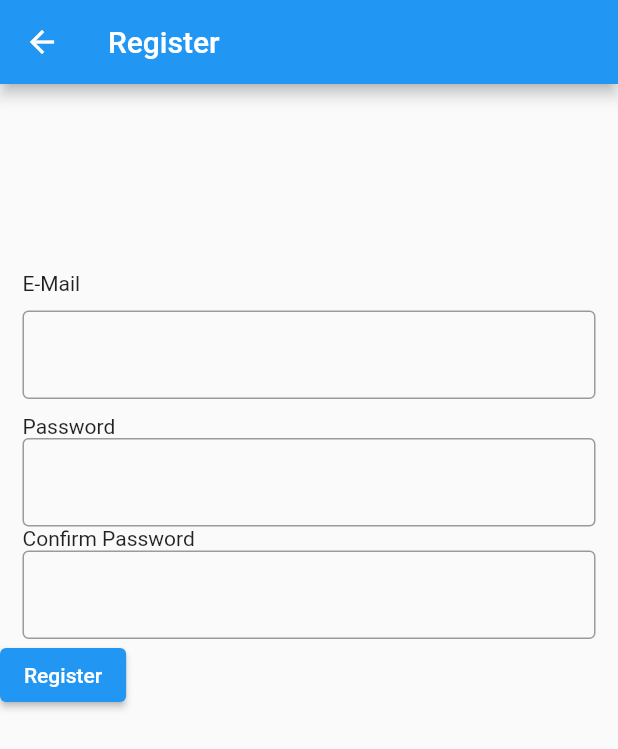
After one commit to soulandbone/nba_trivia, a Flutter app: the screen it shows after launch, after a tap on "Register", on a phone screen of 412 x 824 dp. The commit adds this screen. Shown: the top 749 px of the screen. Run offline on Flutter 3.47's test engine with Material 2 defaults, Android fonts, the phone set to English and light mode, and no system bars; our stand-ins replace email_validator, firebase_auth; accounts and stored records are empty.

Commit message:
Login and Register working

```diff
--- a/lib/auxiliar/landing_page.dart
+++ b/lib/auxiliar/landing_page.dart
@@ -1,32 +1,47 @@
-import 'package:firebase_auth/firebase_auth.dart';
 import 'package:flutter/material.dart';
-import 'package:nba_trivia/screens/homepage.dart';
 import 'package:nba_trivia/screens/login.dart';
-import 'package:provider/provider.dart';
+import 'package:nba_trivia/screens/sign_up.dart';
 
-class LandingPage extends StatelessWidget {
+class LandingPage extends StatefulWidget {
+  @override
+  _LandingPageState createState() => _LandingPageState();
+}
+
+class _LandingPageState extends State<LandingPage> {
   @override
   Widget build(BuildContext context) {
-    final firebaseAuth = Provider.of<FirebaseAuth>(context);
-
-    return StreamBuilder<FirebaseUser>(
-        stream: firebaseAuth.onAuthStateChanged,
-        builder: (context, snapshot) {
-          if (snapshot.connectionState == ConnectionState.active) {
-            FirebaseUser user = snapshot.data;
-            if (user == null) {
-              return Login(
-                firebaseAuth: firebaseAuth,
-              );
-            }
-            return HomePage();
-          } else {
-            return Scaffold(
-              body: Center(
-                child: CircularProgressIndicator(),
-              ),
-            );
-          }
-        });
+    return Scaffold(
+      body: Column(children: [
+        SizedBox(
+          height: 120,
+        ),
+        Row(
+          mainAxisAlignment: MainAxisAlignment.center,
+          children: [
+            ElevatedButton(
+              onPressed: () {
+                Navigator.push(context, MaterialPageRoute(builder: (context) => SignUp()));
+              },
+              child: Text('Register'),
+              style: ButtonStyle(
+                  shape: MaterialStateProperty.all<RoundedRectangleBorder>(
+                      RoundedRectangleBorder(borderRadius: BorderRadius.circular(15), side: BorderSide(color: Colors.red)))),
+            ),
+            SizedBox(
+              width: 15,
+            ),
+            ElevatedButton(
+              onPressed: () {
+                Navigator.push(context, MaterialPageRoute(builder: (context) => Login()));
+              },
+              child: Text('Login'),
+              style: ButtonStyle(
+                  shape: MaterialStateProperty.all<RoundedRectangleBorder>(
+                      RoundedRectangleBorder(borderRadius: BorderRadius.circular(15), side: BorderSide(color: Colors.red)))),
+            ),
+          ],
+        )
+      ]),
+    );
   }
 }
--- a/lib/main.dart
+++ b/lib/main.dart
@@ -1,7 +1,5 @@
-import 'package:firebase_auth/firebase_auth.dart';
 import 'package:flutter/material.dart';
 import 'package:nba_trivia/auxiliar/landing_page.dart';
-import 'package:provider/provider.dart';
 
 void main() {
   runApp(MyApp());
@@ -10,15 +8,12 @@ void main() {
 class MyApp extends StatelessWidget {
   @override
   Widget build(BuildContext context) {
-    return Provider<FirebaseAuth>(
-      create: (_) => FirebaseAuth.instance,
-      child: MaterialApp(
-        title: 'NBA Trivia',
-        theme: ThemeData(
-          primarySwatch: Colors.blue,
-        ),
-        home: LandingPage(),
+    return MaterialApp(
+      title: 'NBA Trivia',
+      theme: ThemeData(
+        primarySwatch: Colors.blue,
       ),
+      home: LandingPage(),
     );
   }
 }
--- /dev/null
+++ b/lib/screens/sign_up.dart
@@ -0,0 +1,104 @@
+import 'package:firebase_auth/firebase_auth.dart';
+import 'package:flutter/material.dart';
+import 'package:email_validator/email_validator.dart';
+import 'package:nba_trivia/screens/homepage.dart';
+
+class SignUp extends StatefulWidget {
+  @override
+  _SignUpState createState() => _SignUpState();
+}
+
+class _SignUpState extends State<SignUp> {
+  final FirebaseAuth _auth = FirebaseAuth.instance;
+  final GlobalKey<FormState> _formKey = GlobalKey<FormState>();
+  final TextEditingController _password = TextEditingController();
+  final TextEditingController _mail = TextEditingController();
+  final TextEditingController _repeatPassword = TextEditingController();
+
+  _validateUser(String email, String password) async {
+    if (_formKey.currentState.validate()) {
+      try {
+        FirebaseUser user = await _auth.createUserWithEmailAndPassword(email: email, password: password);
+        Navigator.push(context, MaterialPageRoute(builder: (context) => HomePage()));
+      } catch (e) {
+        print(e.toString());
+      }
+    }
+  }
+
+  @override
+  Widget build(BuildContext context) {
+    return Scaffold(
+      appBar: AppBar(
+        title: Text('Register'),
+      ),
+      body: SingleChildScrollView(
+        child: Container(
+          child: Form(
+            key: _formKey,
+            child: Column(crossAxisAlignment: CrossAxisAlignment.start, children: [
+              SizedBox(
+                height: 125,
+              ),
+              Container(margin: EdgeInsets.only(left: 15), child: Text('E-Mail')),
+              SizedBox(height: 10),
+              Container(
+                margin: EdgeInsets.symmetric(horizontal: 15),
+                child: TextFormField(
+                  validator: (value) => EmailValidator.validate(value) ? null : 'Please enter a valid email',
+                  controller: _mail,
+                  decoration: InputDecoration(
+                    border: OutlineInputBorder(),
+                  ),
+                ),
+              ),
+              SizedBox(
+                height: 10,
+              ),
+              Container(margin: EdgeInsets.only(left: 15), child: Text('Password')),
+              Container(
+                margin: EdgeInsets.symmetric(horizontal: 15),
+                child: TextFormField(
+                  controller: _password,
+                  validator: (value) {
+                    if (value.length < 6) {
+                      return 'Please define a password with at least 6 characters';
+                    }
+                    return null;
+                  },
+                  obscureText: true,
+                  decoration: InputDecoration(
+                    border: OutlineInputBorder(),
+                  ),
+                ),
+              ),
+              Container(margin: EdgeInsets.only(left: 15), child: Text('Confirm Password')),
+              Container(
+                margin: EdgeInsets.symmetric(horizontal: 15),
+                child: TextFormField(
+                  controller: _repeatPassword,
+                  validator: (value) {
+                    if (value != _password.text) {
+                      return 'the passwords don\'t match';
+                    }
+                    return null;
+                  },
+                  obscureText: true,
+                  decoration: InputDecoration(
+                    border: OutlineInputBorder(),
+                  ),
+                ),
+              ),
+              ElevatedButton(
+                onPressed: () {
+                  _validateUser(_mail.text, _password.text);
+                },
+                child: Text('Register'),
+              ),
+            ]),
+          ),
+        ),
+      ),
+    );
+  }
+}
--- a/pubspec.yaml
+++ b/pubspec.yaml
@@ -31,6 +31,8 @@ dependencies:
   firebase_core: ^0.4.0
   firebase_auth: ^0.11.1+3
   provider: ^3.0.0
+  email_validator: ^2.0.1
+
 
 
 dev_dependencies:
```
Also changed, not shown: lib/screens/homepage.dart (+14 -2 lines), lib/screens/login.dart (+60 -17 lines), pubspec.lock.
